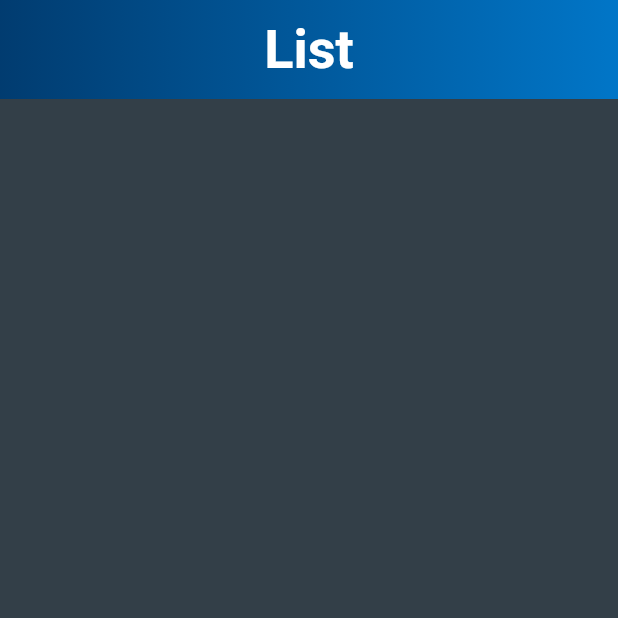
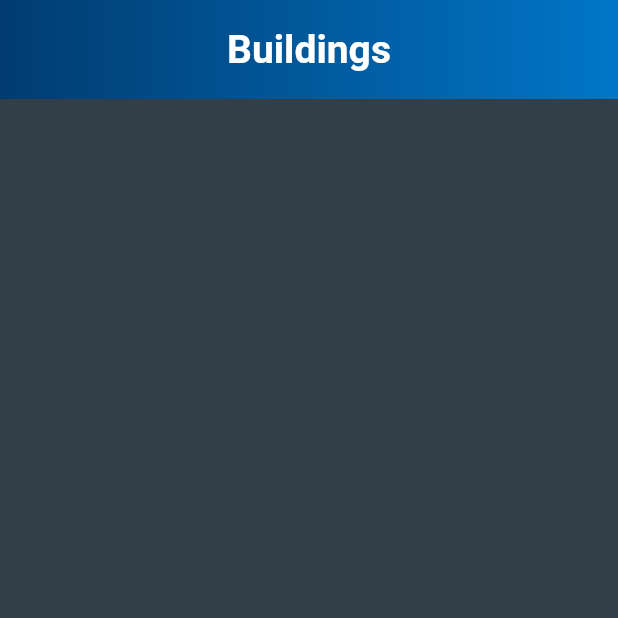
Before and after one commit to yashdhume/Brave-The-Future-App, a Flutter app: the ProjectPage screen opened directly, on a phone screen of 412 x 824 dp, the top half of it. Run offline on Flutter 3.47's test engine with Material 2 defaults, Android fonts, the phone set to English and light mode, and no system bars; our stand-ins replace cloud_firestore, firebase_auth, firebase_storage, font_awesome_flutter; accounts and stored records are empty; Roboto replaces fonts that are missing (Franklin); statements that could not run were skipped.

Commit message:
Bugs Fixed

```diff
--- a/lib/ui/ProjectPageUI/GradientAppBar.dart
+++ b/lib/ui/ProjectPageUI/GradientAppBar.dart
@@ -31,7 +31,7 @@ class GradientAppBar extends StatelessWidget {
             color: Colors.white,
             fontFamily: 'Franklin',
             fontWeight: FontWeight.w600,
-            fontSize: 36.0
+            fontSize: 26.0
           ),
         ),
       ),
--- a/lib/ui/ProjectPageUI/project_page.dart
+++ b/lib/ui/ProjectPageUI/project_page.dart
@@ -7,7 +7,7 @@ class ProjectPage extends StatelessWidget{
     return new Scaffold(
       body: new Column(
         children: <Widget>[
-          new GradientAppBar("List"),
+          new GradientAppBar("Buildings"),
           new ListOfProjectsBody(),
         ],
       ),
--- a/lib/ui/home_page.dart
+++ b/lib/ui/home_page.dart
@@ -52,7 +52,7 @@ class HomePage extends StatelessWidget {
                 ),
                 boxShadow: [
                   new BoxShadow(
-                   // color: Colors.grey[500],
+                    color: Colors.black,
                     blurRadius: 20.0,
                     spreadRadius: 1.0,
                   )
```
